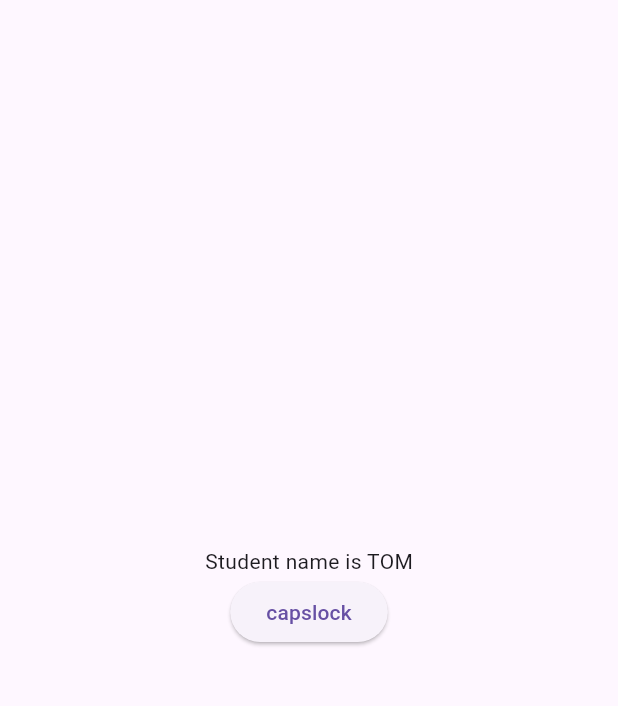
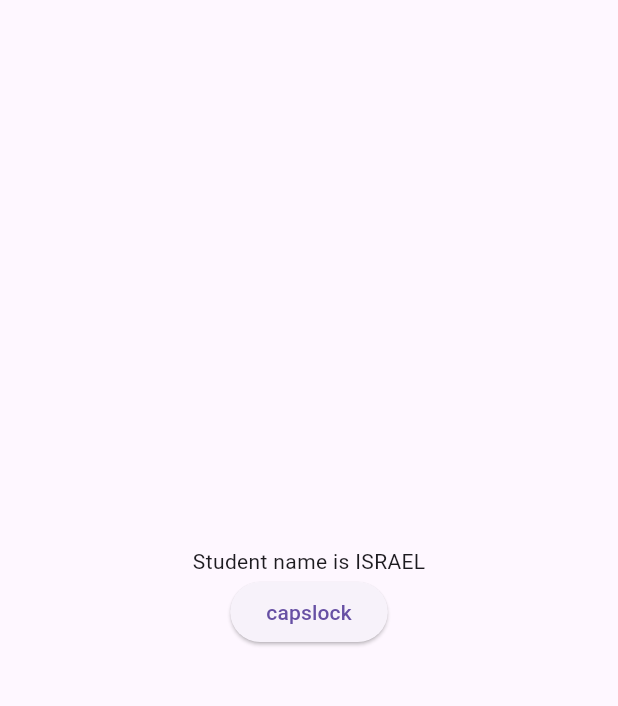
Before and after one commit to kiingxo/getx-tutorial, a Flutter app: the HomePage screen opened directly, after a tap on "capslock", on a phone screen of 412 x 824 dp, the part 63-769 px from its top. Run offline on Flutter 3.47's test engine with Material 3 defaults, Android fonts, the phone set to English and light mode, and no system bars; our stand-ins replace get.

Commit message:
Mvc seperating the UI from BL

```diff
--- /dev/null
+++ b/lib/controller.dart
@@ -0,0 +1,23 @@
+import 'package:get/get.dart';
+import 'package:getx_tutorial/student.dart';
+
+//creating a getx controller that hold the BL
+class Mycontroller extends GetxController {
+  var student = Student1();
+  upperCase() {
+    if (student.name.value == student.name.value.toUpperCase()) {
+      student.name.value = student.name.value.toLowerCase();
+    } else {
+      student.name.value = student.name.value.toUpperCase();
+    }
+  }
+}
+
+class Mycontroller2 extends GetxController {
+  var student = Student2(name: "Israel", age: 40).obs;
+  upperCase() {
+    student.update((val) {
+      student.value.name = student.value.name.toString().toUpperCase();
+    });
+  }
+}
--- a/lib/main.dart
+++ b/lib/main.dart
@@ -1,5 +1,6 @@
 import 'package:flutter/material.dart';
 import 'package:get/get.dart';
+import 'package:getx_tutorial/controller.dart';
 import 'package:getx_tutorial/student.dart';
 
 void main() {
@@ -16,15 +17,15 @@ class MyApp extends StatelessWidget {
     return GetMaterialApp(
       debugShowCheckedModeBanner: false,
       title: "Getx",
-      home: HomePage(),
+      home: HomePage2(),
     );
   }
 }
 
-//obs on individal variables in the class
 class HomePage extends StatelessWidget {
-  var student = Student1();
-  // var studentName = Student().name.value;
+  //create an object of mycontroller to access the methods in the class
+  Mycontroller mycontroller = Get.put(Mycontroller());
+
   HomePage({super.key});
 
   @override
@@ -39,15 +40,12 @@ class HomePage extends StatelessWidget {
           crossAxisAlignment: CrossAxisAlignment.center,
           children: [
             Obx(
-              () => Text("Student name is ${student.name.value}"),
+              //UI<==>Controller<==>model
+              () => Text("Student name is ${mycontroller.student.name}"),
             ),
             ElevatedButton(
               onPressed: () {
-                if (student.name.value == student.name.value.toUpperCase()) {
-                  student.name.value = student.name.value.toLowerCase();
-                } else {
-                  student.name.value = student.name.value.toUpperCase();
-                }
+                mycontroller.upperCase();
               },
               child: const Text("capslock"),
             ),
@@ -60,7 +58,7 @@ class HomePage extends StatelessWidget {
 
 //obs on the entire class
 class HomePage2 extends StatelessWidget {
-  var student = Student2(name: "Israel", age: 40).obs;
+  Mycontroller2 mycontroller2 = Get.put(Mycontroller2());
 
   HomePage2({super.key});
 
@@ -76,24 +74,12 @@ class HomePage2 extends StatelessWidget {
           crossAxisAlignment: CrossAxisAlignment.center,
           children: [
             Obx(
-              () => Text("Student name is ${student.value.name}"),
+              () => Text("Student name is ${mycontroller2.student.value.name}"),
             ),
             ElevatedButton(
               onPressed: () {
-                student.update((val) {
-                  student.value.name =
-                      student.value.name.toString().toUpperCase();
-                });
+                mycontroller2.upperCase();
               },
-              // onPressed: () {
-              //   if (student.value.name ==
-              //       student.value.name.toString().toUpperCase()) {
-              //     student.value.name =
-              //         student.value.name.toString().toLowerCase();
-              //   } else {
-              //     student.value.name = student.value.toString().toUpperCase();
-              //   }
-              // },
               child: const Text("caps"),
             ),
           ],
--- a/lib/student.dart
+++ b/lib/student.dart
@@ -2,7 +2,7 @@ import 'package:get/get.dart';
 
 //obs on individual var
 class Student1 {
-  var name = "Tom".obs;
+  var name = "Israel".obs;
   var age = 25.obs;
 }
 
```
